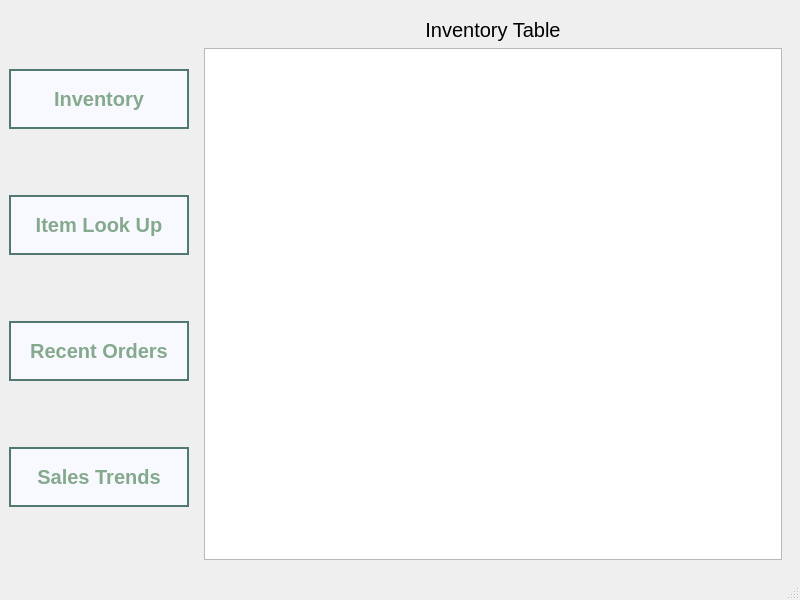
josephtrandev/COMS4103_Project, file Order66Inventory/mainwindow.ui: the form before one commit.
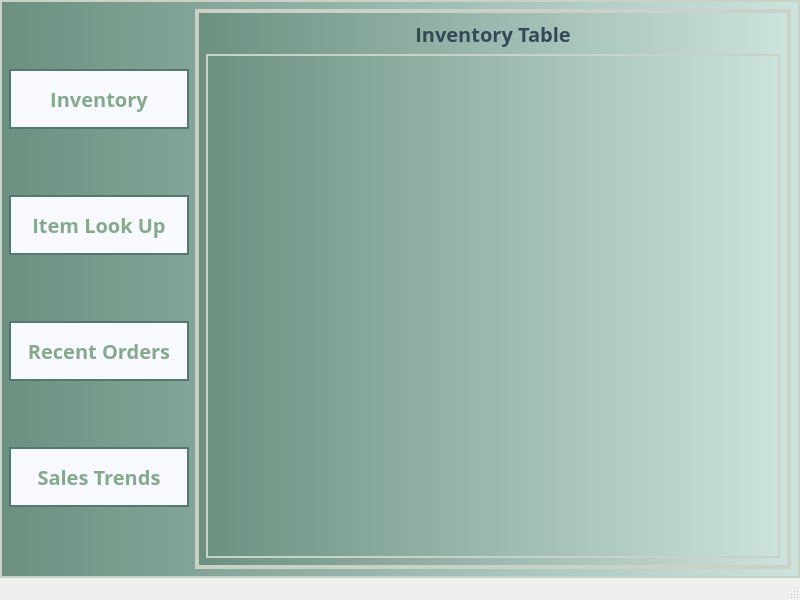
The form after the commit.

Patch:
```diff
--- a/Order66Inventory/mainwindow.ui
+++ b/Order66Inventory/mainwindow.ui
@@ -14,6 +14,13 @@
    <string>MainWindow</string>
   </property>
   <widget class="QWidget" name="centralwidget">
+   <property name="styleSheet">
+    <string notr="true">QWidget {
+	border: 2 solid rgba(202, 210, 197);
+	background-color: qlineargradient(spread:pad, x1:0, y1:0, x2:1, y2:0, stop:0 rgba(107, 144, 128), stop:1 rgba(204, 227, 222));
+	color: 2f3e46;
+}</string>
+   </property>
    <layout class="QGridLayout" name="gridLayout_2">
     <item row="0" column="3">
      <layout class="QGridLayout" name="gridLayout">
@@ -29,12 +36,24 @@
           </item>
           <item row="0" column="0">
            <widget class="QLabel" name="label">
+            <property name="font">
+             <font>
+              <family>Open Sans</family>
+              <pointsize>-1</pointsize>
+              <weight>75</weight>
+              <bold>true</bold>
+             </font>
+            </property>
             <property name="layoutDirection">
              <enum>Qt::LeftToRight</enum>
             </property>
             <property name="styleSheet">
-             <string notr="true">font-size: 20px
-</string>
+             <string notr="true">QLabel {
+	font-size: 20px;
+	border: none;
+	background-color: none;
+	color: rgb(54, 73, 88);
+}</string>
             </property>
             <property name="text">
              <string>Inventory Table</string>
@@ -75,6 +94,14 @@
           <height>60</height>
          </size>
         </property>
+        <property name="font">
+         <font>
+          <family>Open Sans</family>
+          <pointsize>-1</pointsize>
+          <weight>75</weight>
+          <bold>true</bold>
+         </font>
+        </property>
         <property name="styleSheet">
          <string notr="true">QPushButton{
 	font-size: 20px;
@@ -87,7 +114,8 @@
 QPushButton:Hover{
 	background: #52796f;
 	font-size: 24px;
-	color: #f8f8ff
+	color: #f8f8ff;
+	border: 2px solid white;
 }
 
 </string>
@@ -117,6 +145,14 @@
           <height>60</height>
          </size>
         </property>
+        <property name="font">
+         <font>
+          <family>Open Sans</family>
+          <pointsize>-1</pointsize>
+          <weight>75</weight>
+          <bold>true</bold>
+         </font>
+        </property>
         <property name="styleSheet">
          <string notr="true">QPushButton{
 	font-size: 20px;
@@ -129,7 +165,8 @@
 QPushButton:Hover{
 	background: #52796f;
 	font-size: 24px;
-	color: #f8f8ff
+	color: #f8f8ff;
+	border: 2px solid white;
 }</string>
         </property>
         <property name="text">
@@ -157,6 +194,14 @@
           <height>60</height>
          </size>
         </property>
+        <property name="font">
+         <font>
+          <family>Open Sans</family>
+          <pointsize>-1</pointsize>
+          <weight>75</weight>
+          <bold>true</bold>
+         </font>
+        </property>
         <property name="styleSheet">
          <string notr="true">QPushButton{
 	font-size: 20px;
@@ -169,7 +214,8 @@
 QPushButton:Hover{
 	background: #52796f;
 	font-size: 24px;
-	color: #f8f8ff
+	color: #f8f8ff;
+	border: 2px solid white;
 }</string>
         </property>
         <property name="text">
@@ -197,6 +243,14 @@
           <height>60</height>
          </size>
         </property>
+        <property name="font">
+         <font>
+          <family>Open Sans</family>
+          <pointsize>-1</pointsize>
+          <weight>75</weight>
+          <bold>true</bold>
+         </font>
+        </property>
         <property name="styleSheet">
          <string notr="true">QPushButton{
 	font-size: 20px;
@@ -209,7 +263,8 @@
 QPushButton:Hover{
 	background: #52796f;
 	font-size: 24px;
-	color: #f8f8ff
+	color: #f8f8ff;
+	border: 2px solid white;
 }</string>
         </property>
         <property name="text">
```
